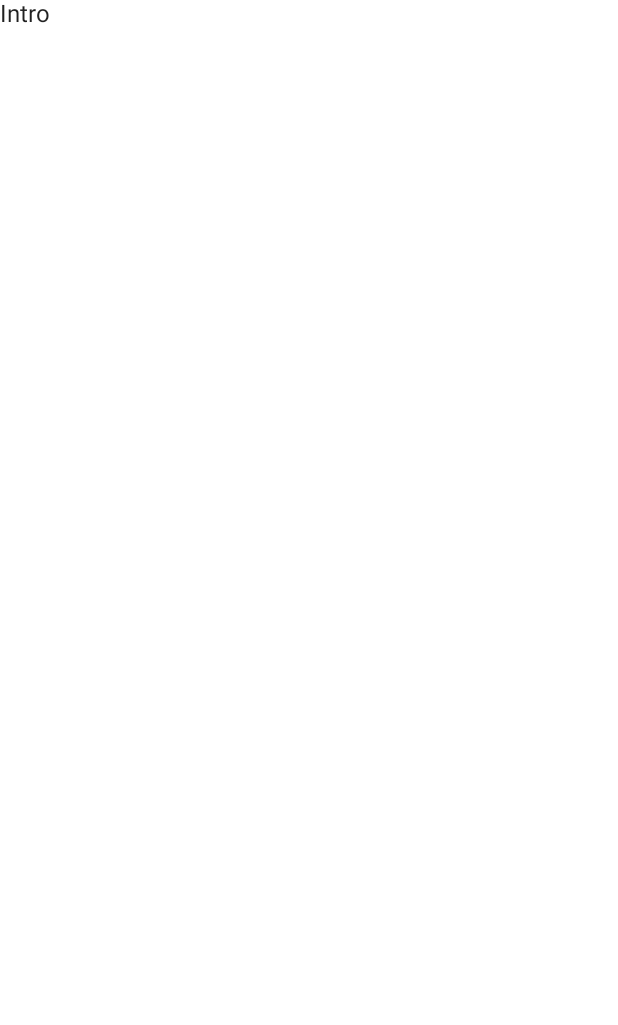
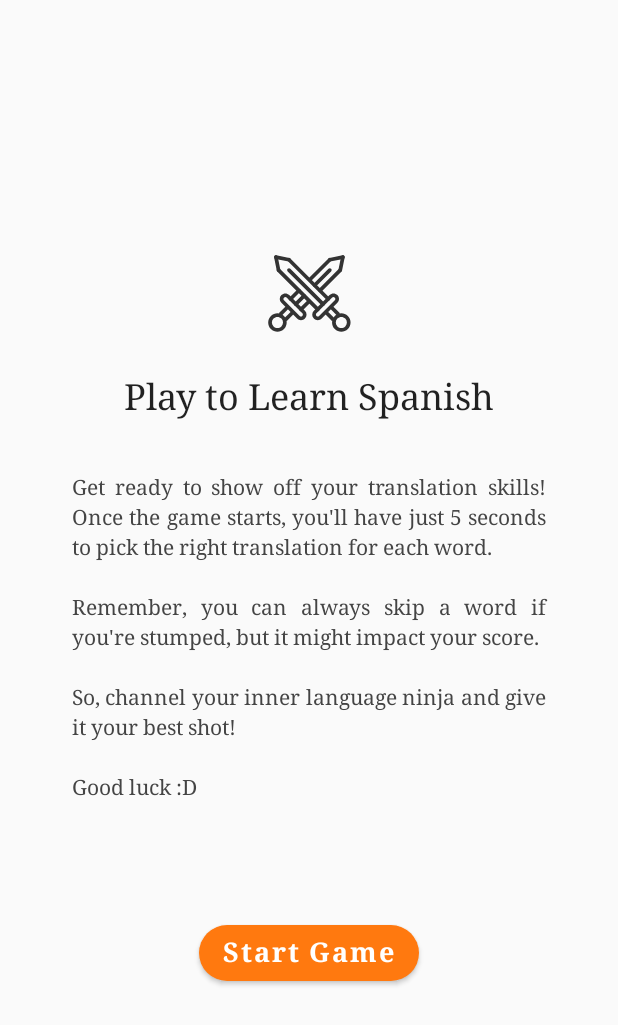
Before and after one commit to janbarari/falling-words-challenge, an Android app built with Jetpack Compose: the screen it shows after launch (HomeActivity), on a phone screen of 412 x 824 dp. Before the commit the part shown is almost empty. Shown: the top 1025 px of the screen. Run offline under Robolectric (Android 15) with nearby library versions, the phone set to English and light mode, and no system bars; our stand-ins replace accompanist; libraries missing offline, so code that uses them is left out: com.google.accompanist.navigation.

Commit message:
feat(7): Add intro screen design, refactor theme colors

```diff
--- a/app/src/main/java/io/github/janbarari/fallingwords/intro/IntroScreen.kt
+++ b/app/src/main/java/io/github/janbarari/fallingwords/intro/IntroScreen.kt
@@ -1,11 +1,24 @@
 package io.github.janbarari.fallingwords.intro
 
-import androidx.compose.foundation.layout.fillMaxSize
-import androidx.compose.material.MaterialTheme
-import androidx.compose.material.Surface
-import androidx.compose.material.Text
+import androidx.compose.foundation.Image
+import androidx.compose.foundation.background
+import androidx.compose.foundation.layout.*
+import androidx.compose.foundation.shape.RoundedCornerShape
+import androidx.compose.material.*
 import androidx.compose.runtime.Composable
+import androidx.compose.ui.Alignment
 import androidx.compose.ui.Modifier
+import androidx.compose.ui.graphics.Color
+import androidx.compose.ui.res.painterResource
+import androidx.compose.ui.text.font.FontFamily
+import androidx.compose.ui.text.font.FontWeight
+import androidx.compose.ui.text.style.TextAlign
+import androidx.compose.ui.tooling.preview.Devices
+import androidx.compose.ui.tooling.preview.Preview
+import androidx.compose.ui.unit.dp
+import androidx.compose.ui.unit.sp
+import io.github.janbarari.fallingwords.R
+import io.github.janbarari.fallingwords.theme.BrandColor
 
 object IntroScreen {
     val route: String = "intro"
@@ -13,10 +26,71 @@ object IntroScreen {
 
 @Composable
 fun IntroScreen() {
-    Surface(
-        modifier = Modifier.fillMaxSize(),
-        color = MaterialTheme.colors.background
+    IntroScreenContent(
+        modifier = Modifier.fillMaxSize()
     ) {
-        Text(text = "Intro")
+
     }
 }
+
+@Composable
+fun IntroScreenContent(
+    modifier: Modifier,
+    startOnClick: () -> Unit
+) {
+    Column(
+        modifier = modifier,
+        verticalArrangement = Arrangement.Center,
+        horizontalAlignment = Alignment.CenterHorizontally
+    ) {
+        Image(
+            painter = painterResource(id = R.drawable.ic_challenge),
+            modifier = Modifier.size(74.dp),
+            contentDescription = "Challenge Icon"
+        )
+        Spacer(modifier = Modifier.height(12.dp))
+        Text(
+            text = "Play to Learn Spanish",
+            fontFamily = FontFamily.Serif,
+            fontWeight = FontWeight.Normal,
+            fontSize = 24.sp
+        )
+        Spacer(modifier = Modifier.height(36.dp))
+        Text(
+            text = "Get ready to show off your translation skills!Once the game starts, you'll have just 5 seconds to pick the right translation for each word.\n\nRemember, you can always skip a word if you're stumped, but it might impact your score.\n\nSo, channel your inner language ninja and give it your best shot!\n\nGood luck :D",
+            fontFamily = FontFamily.Serif,
+            lineHeight = 20.sp,
+            fontWeight = FontWeight.Normal,
+            fontSize = 14.sp,
+            color = Color.DarkGray,
+            textAlign = TextAlign.Justify,
+            modifier = Modifier.width(316.dp)
+        )
+        Spacer(modifier = Modifier.height(76.dp))
+        Button(
+            onClick = startOnClick,
+            colors = ButtonDefaults.buttonColors(backgroundColor = BrandColor),
+            shape = RoundedCornerShape(50),
+        ) {
+            Text(
+                text = "Start Game",
+                fontFamily = FontFamily.Serif,
+                fontWeight = FontWeight.Bold,
+                fontSize = 18.sp
+            )
+        }
+
+    }
+}
+
+@Composable
+@Preview(device = Devices.PIXEL_4)
+fun IntroScreenPreview() {
+    IntroScreenContent(
+        modifier = Modifier
+            .background(Color.White)
+            .fillMaxSize()
+    ) {
+
+    }
+}
--- a/app/src/main/java/io/github/janbarari/fallingwords/theme/Color.kt
+++ b/app/src/main/java/io/github/janbarari/fallingwords/theme/Color.kt
@@ -2,5 +2,4 @@
 
 import androidx.compose.ui.graphics.Color
 
-val Brand = Color(0xFFFF790F)
-val Black = Color(0xFF000000)
+val BrandColor = Color(0xFFFF790F)
--- a/app/src/main/java/io/github/janbarari/fallingwords/theme/Theme.kt
+++ b/app/src/main/java/io/github/janbarari/fallingwords/theme/Theme.kt
@@ -5,17 +5,18 @@ import androidx.compose.material.MaterialTheme
 import androidx.compose.material.darkColors
 import androidx.compose.material.lightColors
 import androidx.compose.runtime.Composable
+import androidx.compose.ui.graphics.Color
 
 private val DarkColorPalette = darkColors(
-    primary = Brand,
-    primaryVariant = Brand,
-    secondary = Black
+    primary = BrandColor,
+    primaryVariant = BrandColor,
+    secondary = Color.Black
 )
 
 private val LightColorPalette = lightColors(
-    primary = Brand,
-    primaryVariant = Brand,
-    secondary = Black
+    primary = BrandColor,
+    primaryVariant = BrandColor,
+    secondary = Color.Black
 )
 
 @Composable
--- /dev/null
+++ b/app/src/main/res/drawable/ic_challenge.xml
@@ -0,0 +1,90 @@
+<vector xmlns:android="http://schemas.android.com/apk/res/android"
+    android:width="24dp"
+    android:height="30dp"
+    android:viewportWidth="24"
+    android:viewportHeight="30">
+  <path
+      android:pathData="M21.144,2.944C21.415,2.89 21.59,2.627 21.536,2.356C21.482,2.085 21.219,1.91 20.948,1.964L17.412,2.671C17.142,2.725 16.966,2.988 17.02,3.259C17.074,3.53 17.338,3.706 17.608,3.651L21.144,2.944ZM14.537,11.085C14.341,11.28 14.341,11.597 14.537,11.792C14.732,11.987 15.048,11.987 15.244,11.792L20.692,6.343C20.888,6.148 20.888,5.831 20.692,5.636C20.497,5.441 20.181,5.441 19.985,5.636L14.537,11.085Z"
+      android:strokeWidth="1"
+      android:fillColor="#333333"
+      android:fillType="evenOdd"
+      android:strokeColor="#00000000"/>
+  <path
+      android:pathData="M9.529,11.85C9.724,11.655 9.724,11.338 9.529,11.143C9.333,10.948 9.017,10.948 8.821,11.143L6.55,13.414C6.355,13.609 6.355,13.926 6.55,14.121C6.746,14.317 7.062,14.317 7.257,14.121L9.529,11.85ZM17.864,3.515C18.059,3.319 18.059,3.003 17.864,2.808C17.669,2.612 17.352,2.612 17.157,2.808L11.806,8.159C11.61,8.354 11.61,8.671 11.806,8.866C12.001,9.061 12.317,9.061 12.513,8.866L17.864,3.515ZM19.849,5.892C19.794,6.162 19.97,6.426 20.241,6.48C20.512,6.534 20.775,6.358 20.829,6.088L21.536,2.552C21.59,2.281 21.415,2.018 21.144,1.964C20.873,1.91 20.61,2.085 20.556,2.356L19.849,5.892ZM9.379,16.243C9.183,16.438 9.183,16.754 9.379,16.95C9.574,17.145 9.891,17.145 10.086,16.95L12.303,14.733C12.498,14.538 12.498,14.221 12.303,14.026C12.107,13.831 11.791,13.831 11.595,14.026L9.379,16.243Z"
+      android:strokeWidth="1"
+      android:fillColor="#333333"
+      android:fillType="evenOdd"
+      android:strokeColor="#00000000"/>
+  <path
+      android:pathData="M5.841,13.412L10.088,17.659C10.283,17.854 10.283,18.167 10.086,18.364C9.892,18.557 9.572,18.557 9.381,18.366L5.134,14.119C4.939,13.924 4.939,13.611 5.136,13.414C5.33,13.221 5.65,13.221 5.841,13.412ZM4.427,14.826L8.674,19.073C9.255,19.655 10.209,19.655 10.793,19.071C11.38,18.484 11.381,17.537 10.795,16.952L6.548,12.705C5.967,12.124 5.013,12.123 4.429,12.707C3.841,13.295 3.841,14.241 4.427,14.826Z"
+      android:strokeWidth="1"
+      android:fillColor="#333333"
+      android:fillType="evenOdd"
+      android:strokeColor="#00000000"/>
+  <path
+      android:pathData="M3.722,17.657l0.707,0.707l2.121,-2.121l-0.707,-0.707z"
+      android:strokeWidth="1"
+      android:fillColor="#333333"
+      android:fillType="evenOdd"
+      android:strokeColor="#00000000"/>
+  <path
+      android:pathData="M7.964,17.657l-0.707,-0.707l-2.121,2.121l0.707,0.707z"
+      android:strokeWidth="1"
+      android:fillColor="#333333"
+      android:fillType="evenOdd"
+      android:strokeColor="#00000000"/>
+  <path
+      android:pathData="M5.136,21.899C6.112,20.923 6.112,19.34 5.136,18.364C4.16,17.388 2.577,17.388 1.601,18.364C0.624,19.34 0.624,20.923 1.601,21.899C2.577,22.876 4.16,22.876 5.136,21.899ZM2.308,19.071C2.893,18.485 3.843,18.485 4.429,19.071C5.015,19.657 5.015,20.607 4.429,21.192C3.843,21.778 2.893,21.778 2.308,21.192C1.722,20.607 1.722,19.657 2.308,19.071Z"
+      android:strokeWidth="1"
+      android:fillColor="#333333"
+      android:fillType="evenOdd"
+      android:strokeColor="#00000000"/>
+  <path
+      android:pathData="M13.068,9.725C12.873,9.92 12.873,10.237 13.068,10.432C13.263,10.627 13.58,10.627 13.775,10.432L17.864,6.343C18.059,6.148 18.059,5.831 17.864,5.636C17.669,5.441 17.352,5.441 17.157,5.636L13.068,9.725ZM7.964,14.828C7.769,15.024 7.769,15.34 7.964,15.536C8.16,15.731 8.476,15.731 8.672,15.536L10.913,13.294C11.108,13.099 11.108,12.783 10.913,12.587C10.717,12.392 10.401,12.392 10.206,12.587L7.964,14.828Z"
+      android:strokeWidth="1"
+      android:fillColor="#333333"
+      android:fillType="evenOdd"
+      android:strokeColor="#00000000"/>
+  <path
+      android:pathData="M2.856,2.944C2.585,2.89 2.41,2.627 2.464,2.356C2.518,2.085 2.781,1.91 3.052,1.964L6.588,2.671C6.858,2.725 7.034,2.988 6.98,3.259C6.926,3.53 6.662,3.706 6.392,3.651L2.856,2.944ZM14.621,16.243C14.817,16.438 14.817,16.754 14.621,16.95C14.426,17.145 14.109,17.145 13.914,16.95L3.308,6.343C3.112,6.148 3.112,5.831 3.308,5.636C3.503,5.441 3.819,5.441 4.015,5.636L14.621,16.243Z"
+      android:strokeWidth="1"
+      android:fillColor="#333333"
+      android:fillType="evenOdd"
+      android:strokeColor="#00000000"/>
+  <path
+      android:pathData="M6.136,3.515C5.941,3.319 5.941,3.003 6.136,2.808C6.331,2.612 6.648,2.612 6.843,2.808L17.45,13.414C17.645,13.609 17.645,13.926 17.45,14.121C17.254,14.317 16.938,14.317 16.743,14.121L6.136,3.515ZM4.151,5.892C4.206,6.162 4.03,6.426 3.759,6.48C3.488,6.534 3.225,6.358 3.171,6.088L2.464,2.552C2.41,2.281 2.585,2.018 2.856,1.964C3.127,1.91 3.39,2.085 3.444,2.356L4.151,5.892Z"
+      android:strokeWidth="1"
+      android:fillColor="#333333"
+      android:fillType="evenOdd"
+      android:strokeColor="#00000000"/>
+  <path
+      android:pathData="M18.159,13.412L13.912,17.659C13.717,17.854 13.717,18.167 13.914,18.364C14.108,18.557 14.428,18.557 14.619,18.366L18.866,14.119C19.061,13.924 19.061,13.611 18.864,13.414C18.67,13.221 18.35,13.221 18.159,13.412ZM19.573,14.826L15.326,19.073C14.745,19.655 13.791,19.655 13.207,19.071C12.62,18.484 12.619,17.537 13.205,16.952L17.452,12.705C18.033,12.124 18.987,12.123 19.571,12.707C20.159,13.295 20.159,14.241 19.573,14.826Z"
+      android:strokeWidth="1"
+      android:fillColor="#333333"
+      android:fillType="evenOdd"
+      android:strokeColor="#00000000"/>
+  <path
+      android:pathData="M20.278,17.657l-0.707,0.707l-2.121,-2.121l0.707,-0.707z"
+      android:strokeWidth="1"
+      android:fillColor="#333333"
+      android:fillType="evenOdd"
+      android:strokeColor="#00000000"/>
+  <path
+      android:pathData="M16.036,17.657l0.707,-0.707l2.121,2.121l-0.707,0.707z"
+      android:strokeWidth="1"
+      android:fillColor="#333333"
+      android:fillType="evenOdd"
+      android:strokeColor="#00000000"/>
+  <path
+      android:pathData="M18.864,21.899C17.888,20.923 17.888,19.34 18.864,18.364C19.84,17.388 21.423,17.388 22.399,18.364C23.376,19.34 23.376,20.923 22.399,21.899C21.423,22.876 19.84,22.876 18.864,21.899ZM21.692,19.071C21.107,18.485 20.157,18.485 19.571,19.071C18.985,19.657 18.985,20.607 19.571,21.192C20.157,21.778 21.107,21.778 21.692,21.192C22.278,20.607 22.278,19.657 21.692,19.071Z"
+      android:strokeWidth="1"
+      android:fillColor="#333333"
+      android:fillType="evenOdd"
+      android:strokeColor="#00000000"/>
+  <path
+      android:pathData="M16.036,14.828C16.231,15.024 16.231,15.34 16.036,15.536C15.84,15.731 15.524,15.731 15.328,15.536L6.136,6.343C5.941,6.148 5.941,5.831 6.136,5.636C6.331,5.441 6.648,5.441 6.843,5.636L16.036,14.828Z"
+      android:strokeWidth="1"
+      android:fillColor="#333333"
+      android:fillType="evenOdd"
+      android:strokeColor="#00000000"/>
+</vector>
```
